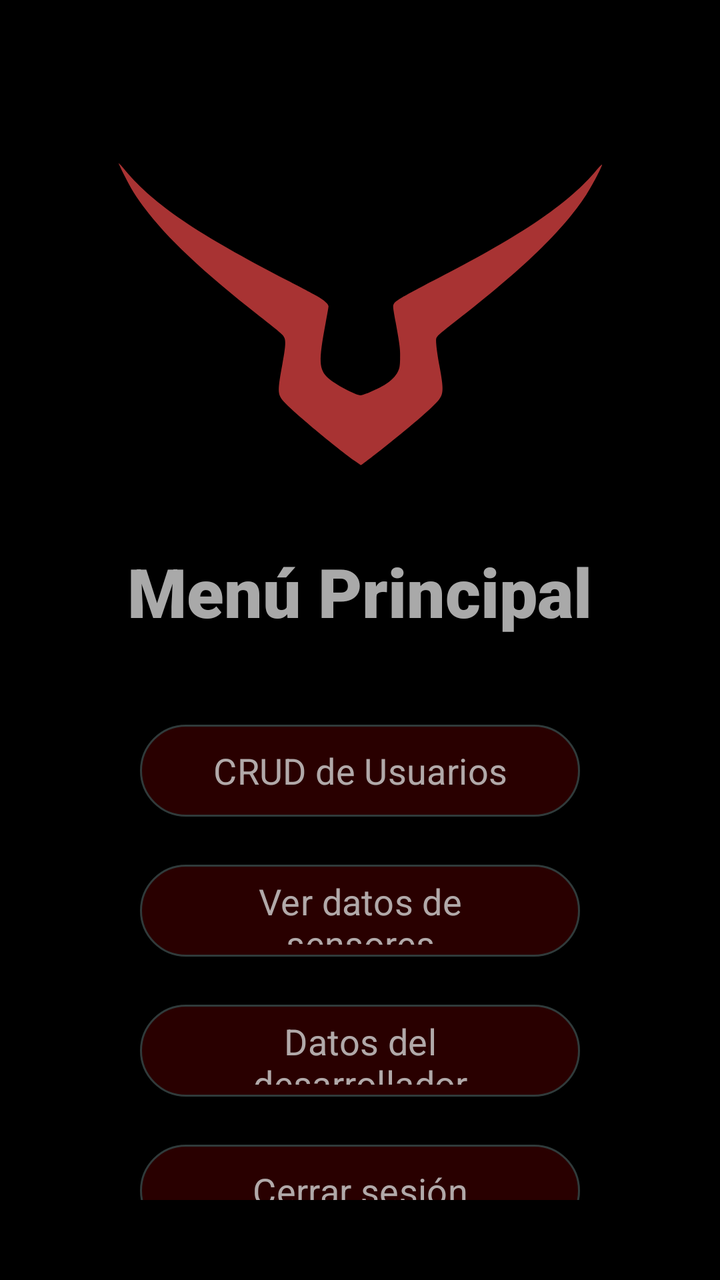
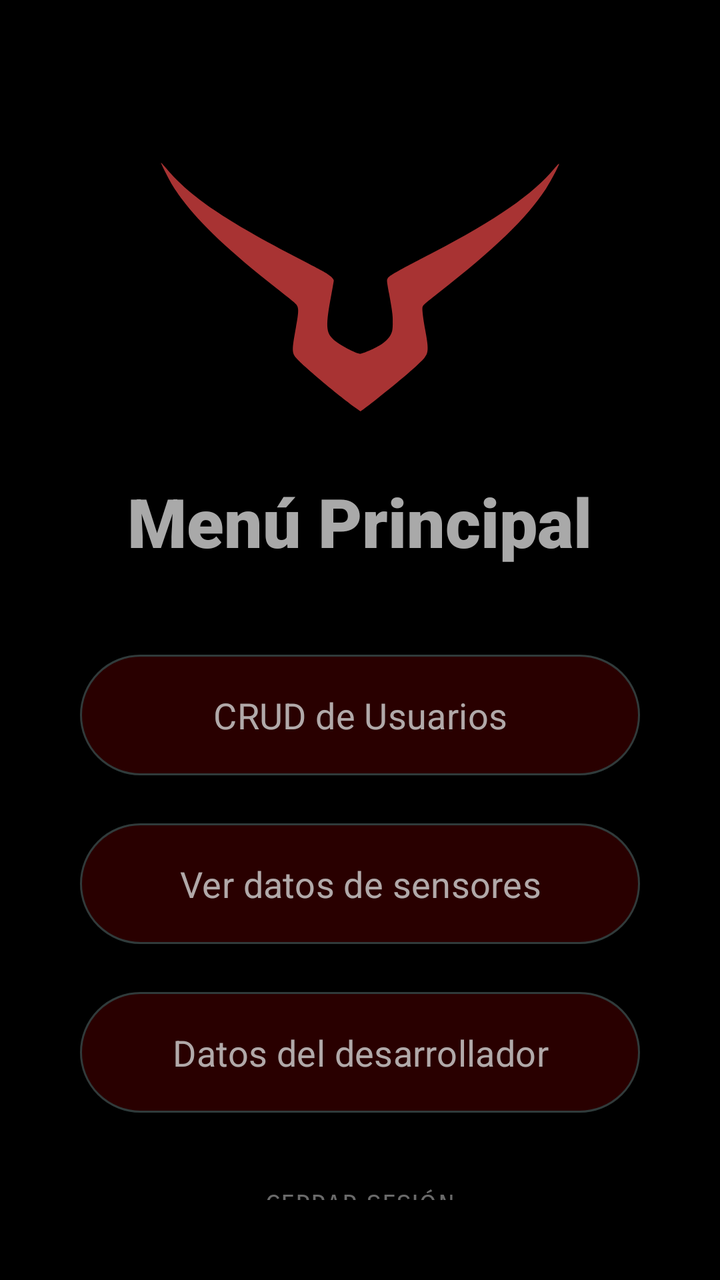

The first picture is an Android layout as it rendered before a commit; the second is the same layout after the commit. The layout source and the unified diff follow.
<!-- AndroidManifest.xml: application theme Theme.PROYECTOPENKA -->
<!-- res/layout/activity_main_menu.xml -->
<?xml version="1.0" encoding="utf-8"?>
<LinearLayout xmlns:android="http://schemas.android.com/apk/res/android"
    xmlns:app="http://schemas.android.com/apk/res-auto"
    android:id="@+id/main"
    android:layout_width="match_parent"
    android:layout_height="match_parent"
    android:gravity="center|top"
    android:orientation="vertical"
    android:padding="40dp">

    <ImageView
        android:id="@+id/imageView12"
        android:layout_width="293dp"
        android:layout_height="153dp"
        android:layout_marginTop="40dp"
        android:cropToPadding="false"
        app:srcCompat="@drawable/logo" />

    <TextView
        android:id="@+id/menu_title"
        android:layout_width="wrap_content"
        android:layout_height="wrap_content"
        android:layout_marginBottom="40dp"
        android:fontFamily="sans-serif-black"
        android:paddingTop="40sp"
        android:text="Menú Principal"
        android:textAlignment="center"
        android:textColor="#CCD3D3D3"
        android:textSize="34sp" />

    <Button
        android:id="@+id/btn_gestion"
        android:layout_width="220sp"
        android:layout_height="54dp"
        android:layout_marginBottom="16dp"
        android:backgroundTint="#26960000"
        android:fontFamily="sans-serif"
        android:text="CRUD de Usuarios"
        android:textColor="#CCD3D3D3"
        android:textSize="18sp"
        app:strokeColor="#80397676"
        app:strokeWidth="1sp" />

    <Button
        android:id="@+id/btn_sensores"
        android:layout_width="220sp"
        android:layout_height="54dp"
        android:layout_marginBottom="16dp"
        android:backgroundTint="#26960000"
        android:fontFamily="sans-serif"
        android:text="Ver datos de sensores"
        android:textColor="#CCD3D3D3"
        android:textSize="18sp"
        app:strokeColor="#80397676"
        app:strokeWidth="1sp" />

    <Button
        android:id="@+id/btn_creditos"
        android:layout_width="220sp"
        android:layout_height="54dp"
        android:layout_marginBottom="16dp"
        android:backgroundTint="#26960000"
        android:fontFamily="sans-serif"
        android:text="Datos del desarrollador"
        android:textColor="#CCD3D3D3"
        android:textSize="18sp"
        app:strokeColor="#80397676"
        app:strokeWidth="1sp" />

    <Button
        android:id="@+id/btn_logout"
        android:layout_width="220sp"
        android:layout_height="54dp"
        android:layout_marginBottom="16dp"
        android:backgroundTint="#26960000"
        android:fontFamily="sans-serif"
        android:text="Cerrar sesión"
        android:textColor="#CCD3D3D3"
        android:textSize="18sp"
        app:strokeColor="#80397676"
        app:strokeWidth="1sp" />

</LinearLayout>
<!-- resources referenced by this layout -->
<resources>
  <!-- drawable logo: vector/xml drawable (drawable, 3251 chars, omitted) -->
  <style name="Theme.PROYECTOPENKA" parent="Base.Theme.PROYECTOPENKA" />
  <style name="Base.Theme.PROYECTOPENKA" parent="Theme.Material3.DayNight.NoActionBar">
          <item name="android:windowBackground">@android:color/black</item>
          <item name="android:windowAnimationStyle">@style/FadeTransition</item>
      </style>
  <style name="FadeTransition" parent="@android:style/Animation.Activity">
          <item name="android:activityOpenEnterAnimation">@anim/fade_in</item>
          <item name="android:activityOpenExitAnimation">@anim/fade_out</item>
          <item name="android:activityCloseEnterAnimation">@anim/fade_in</item>
          <item name="android:activityCloseExitAnimation">@anim/fade_out</item>
      </style>
</resources>

<!-- the commit's change to res/layout/activity_main_menu.xml (unified diff, before → after) -->
@@ -10,8 +10,8 @@
 
     <ImageView
         android:id="@+id/imageView12"
-        android:layout_width="293dp"
-        android:layout_height="153dp"
+        android:layout_width="240dp"
+        android:layout_height="126dp"
         android:layout_marginTop="40dp"
         android:cropToPadding="false"
         app:srcCompat="@drawable/logo" />
@@ -22,7 +22,7 @@
         android:layout_height="wrap_content"
         android:layout_marginBottom="40dp"
         android:fontFamily="sans-serif-black"
-        android:paddingTop="40sp"
+        android:paddingTop="32dp"
         android:text="Menú Principal"
         android:textAlignment="center"
         android:textColor="#CCD3D3D3"
@@ -30,11 +30,14 @@
 
     <Button
         android:id="@+id/btn_gestion"
-        android:layout_width="220sp"
-        android:layout_height="54dp"
+        android:layout_width="match_parent"
+        android:layout_height="wrap_content"
         android:layout_marginBottom="16dp"
         android:backgroundTint="#26960000"
         android:fontFamily="sans-serif"
+        android:gravity="center"
+        android:paddingTop="18dp"
+        android:paddingBottom="18dp"
         android:text="CRUD de Usuarios"
         android:textColor="#CCD3D3D3"
         android:textSize="18sp"
@@ -43,11 +46,14 @@
 
     <Button
         android:id="@+id/btn_sensores"
-        android:layout_width="220sp"
-        android:layout_height="54dp"
+        android:layout_width="match_parent"
+        android:layout_height="wrap_content"
         android:layout_marginBottom="16dp"
         android:backgroundTint="#26960000"
         android:fontFamily="sans-serif"
+        android:gravity="center"
+        android:paddingTop="18dp"
+        android:paddingBottom="18dp"
         android:text="Ver datos de sensores"
         android:textColor="#CCD3D3D3"
         android:textSize="18sp"
@@ -56,28 +62,37 @@
 
     <Button
         android:id="@+id/btn_creditos"
-        android:layout_width="220sp"
-        android:layout_height="54dp"
+        android:layout_width="match_parent"
+        android:layout_height="wrap_content"
         android:layout_marginBottom="16dp"
         android:backgroundTint="#26960000"
         android:fontFamily="sans-serif"
+        android:gravity="center"
+        android:paddingTop="18dp"
+        android:paddingBottom="18dp"
         android:text="Datos del desarrollador"
         android:textColor="#CCD3D3D3"
         android:textSize="18sp"
         app:strokeColor="#80397676"
         app:strokeWidth="1sp" />
 
+    
+    <Space
+        android:layout_width="match_parent"
+        android:layout_height="0dp"
+        android:layout_weight="1" />
+
     <Button
         android:id="@+id/btn_logout"
-        android:layout_width="220sp"
-        android:layout_height="54dp"
-        android:layout_marginBottom="16dp"
-        android:backgroundTint="#26960000"
-        android:fontFamily="sans-serif"
-        android:text="Cerrar sesión"
-        android:textColor="#CCD3D3D3"
-        android:textSize="18sp"
-        app:strokeColor="#80397676"
-        app:strokeWidth="1sp" />
+        android:layout_width="wrap_content"
+        android:layout_height="wrap_content"
+        android:layout_marginBottom="8dp"
+        android:backgroundTint="#00FFFFFF"
+        android:fontFamily="sans-serif-smallcaps"
+        android:paddingTop="14dp"
+        android:paddingBottom="14dp"
+        android:text="CERRAR SESIÓN"
+        android:textColor="#80D3D3D3"
+        android:textSize="14sp" />
 
 </LinearLayout>
